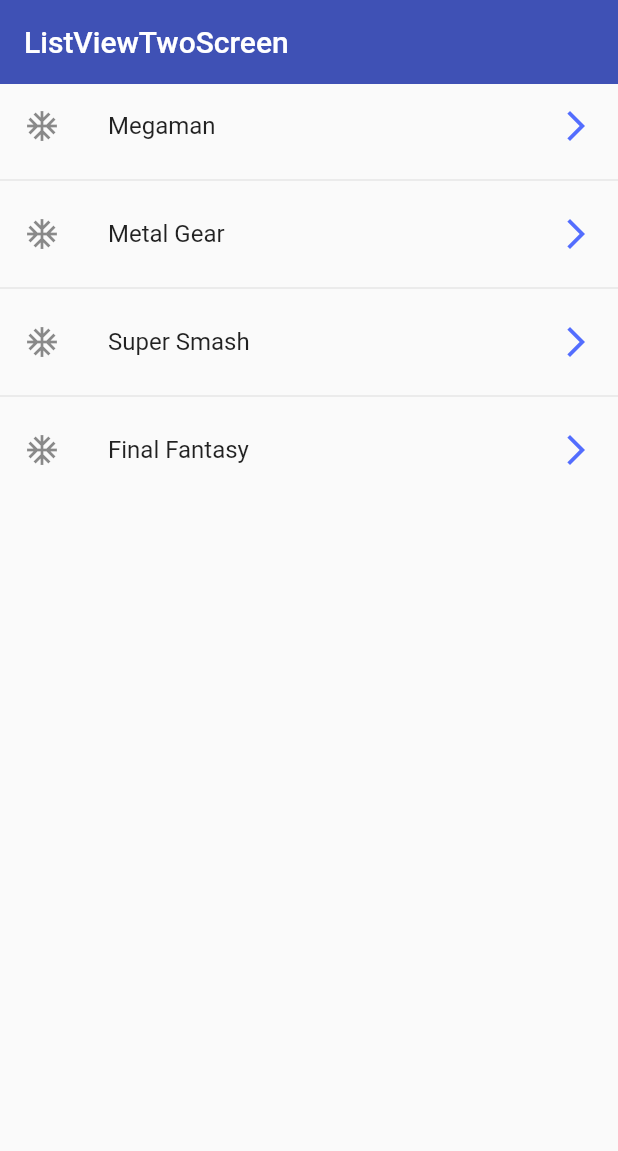
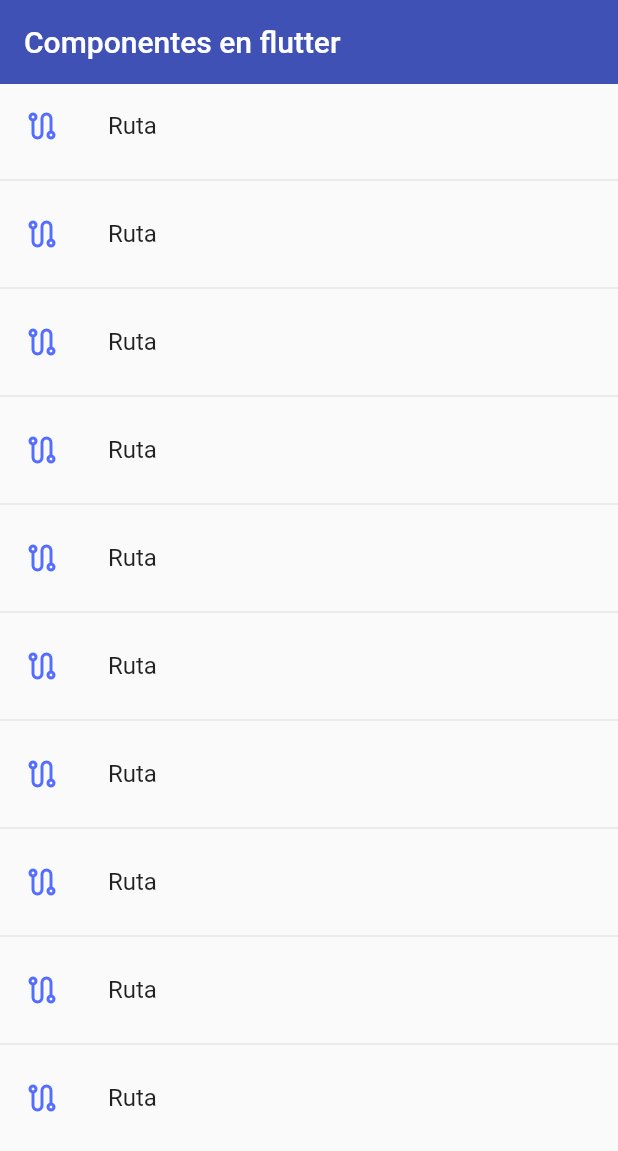
Before and after one commit to albeiromr/Flutter-second-app, a Flutter app: the screen it shows after launch, on a phone screen of 412 x 824 dp. Shown: the top 1151 px of the screen. Run offline on Flutter 3.47's test engine with Material 2 defaults, Android fonts, the phone set to English and light mode, and no system bars.

Commit message:
Agrega router basico centralizado

```diff
--- a/lib/main.dart
+++ b/lib/main.dart
@@ -1,5 +1,5 @@
 import 'package:flutter/material.dart';
-import 'package:second_app/screens/screens.dart';
+import 'package:second_app/router/app_router.dart';
 
 void main() {
   runApp(const MyApp());
@@ -13,14 +13,11 @@ class MyApp extends StatelessWidget {
     return MaterialApp(
       debugShowCheckedModeBanner: false,
       title: "Material App",
-      //home: ListViewTwoScreen(),
-      initialRoute: "list-two",
-      routes: <String, WidgetBuilder>{
-        "list-two": (BuildContext context) => ListViewTwoScreen(),
-        "list-one": (BuildContext context) => ListViewOneScreen(),
-        "alert-string": (BuildContext context) => const AlertScreen(),
-        "card-string": (BuildContext context) => const CardScreen()
-      },
+      initialRoute: AppRouter.initialRoute,
+      routes: AppRouter.routes,
+      //ongenerated route es como la ruta 404 en la web es lo que hace
+      //el router cuando la ruta no existe
+      onGenerateRoute: AppRouter.onGenerateRoute,
     );
   }
 }
--- /dev/null
+++ b/lib/router/app_router.dart
@@ -0,0 +1,21 @@
+import 'package:flutter/material.dart';
+
+import '../screens/screens.dart';
+
+class AppRouter {
+  static const String initialRoute = "home";
+
+  static final Map<String, Widget Function(BuildContext)> routes = {
+    "home": (BuildContext context) => const HomeScreen(),
+    "list-two": (BuildContext context) => ListViewTwoScreen(),
+    "list-one": (BuildContext context) => ListViewOneScreen(),
+    "alert-screen": (BuildContext context) => const AlertScreen(),
+    "card-screen": (BuildContext context) => const CardScreen()
+  };
+
+  //ongenerated route es como la ruta 404 en la web es lo que hace
+  //el router cuando la ruta no existe
+  static Route<dynamic> onGenerateRoute(RouteSettings settings) {
+    return MaterialPageRoute(builder: (context) => const AlertScreen());
+  }
+}
--- /dev/null
+++ b/lib/screens/home_screen.dart
@@ -0,0 +1,27 @@
+import 'package:flutter/material.dart';
+
+class HomeScreen extends StatelessWidget {
+  const HomeScreen({Key? key}) : super(key: key);
+
+  @override
+  Widget build(BuildContext context) {
+    return Scaffold(
+      appBar: AppBar(
+        title: const Text("Componentes en flutter"),
+        elevation: 0,
+        backgroundColor: Colors.indigo,
+      ),
+      body: SafeArea(
+        child: ListView.separated(
+            itemBuilder: (context, index) => ListTile(
+                  title: const Text("Ruta"),
+                  leading: const Icon(Icons.route_outlined,
+                      color: Colors.indigoAccent),
+                  onTap: () => Navigator.pushNamed(context, "list-two")
+                ),
+            separatorBuilder: (context, index) => const Divider(),
+            itemCount: 10),
+      ),
+    );
+  }
+}
--- a/lib/screens/screens.dart
+++ b/lib/screens/screens.dart
@@ -2,3 +2,4 @@ export 'package:second_app/screens/alert_screen.dart';
 export 'package:second_app/screens/card_screen.dart';
 export 'package:second_app/screens/listviewone_screen.dart';
 export 'package:second_app/screens/listviewtwo_screen.dart';
+export 'package:second_app/screens/home_screen.dart';
```
